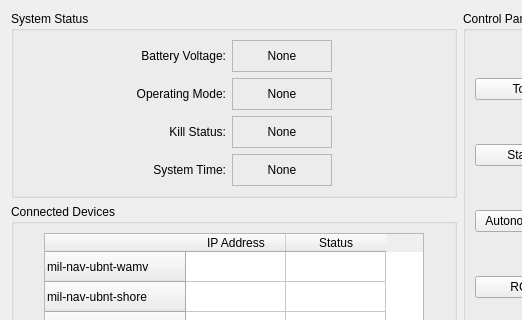
Old version of the form utils/navigator_gui/resource/dashboard.ui in the repository uf-mil/mil; both pictures show x 0 to 522 and y 0 to 320 of the 628 by 427 pixel window.
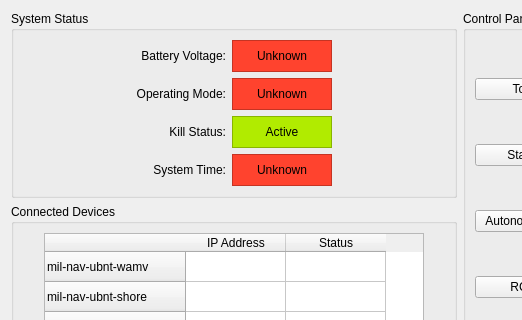
New version of the form.

Commit message: GUI: Made battery alarm triggers rosparams and added voltage and kill status

What changed in the file:
```diff
--- a/utils/navigator_gui/resource/dashboard.ui
+++ b/utils/navigator_gui/resource/dashboard.ui
@@ -10,10 +10,16 @@
     <height>427</height>
    </rect>
   </property>
+  <property name="minimumSize">
+   <size>
+    <width>0</width>
+    <height>0</height>
+   </size>
+  </property>
   <property name="maximumSize">
    <size>
     <width>628</width>
-    <height>428</height>
+    <height>16777215</height>
    </size>
   </property>
   <property name="windowTitle">
@@ -77,6 +83,9 @@
               <height>32</height>
              </size>
             </property>
+            <property name="styleSheet">
+             <string notr="true">QWidget {background-color:#FF432E;}</string>
+            </property>
             <property name="frameShape">
              <enum>QFrame::StyledPanel</enum>
             </property>
@@ -87,7 +96,7 @@
              <item row="0" column="0">
               <widget class="QLabel" name="operating_mode_status">
                <property name="text">
-                <string>None</string>
+                <string>Unknown</string>
                </property>
                <property name="alignment">
                 <set>Qt::AlignCenter</set>
@@ -121,6 +130,9 @@
               <height>32</height>
              </size>
             </property>
+            <property name="styleSheet">
+             <string notr="true">QWidget {background-color:#B1EB00;}</string>
+            </property>
             <property name="frameShape">
              <enum>QFrame::StyledPanel</enum>
             </property>
@@ -131,7 +143,7 @@
              <item row="0" column="0">
               <widget class="QLabel" name="kill_status_status">
                <property name="text">
-                <string>None</string>
+                <string>Active</string>
                </property>
                <property name="alignment">
                 <set>Qt::AlignCenter</set>
@@ -166,7 +178,7 @@
              </size>
             </property>
             <property name="styleSheet">
-             <string notr="true"/>
+             <string notr="true">QWidget {background-color:#FF432E;}</string>
             </property>
             <property name="frameShape">
              <enum>QFrame::StyledPanel</enum>
@@ -178,7 +190,7 @@
              <item row="0" column="0">
               <widget class="QLabel" name="battery_voltage_status">
                <property name="text">
-                <string>None</string>
+                <string>Unknown</string>
                </property>
                <property name="alignment">
                 <set>Qt::AlignCenter</set>
@@ -202,6 +214,9 @@
               <height>32</height>
              </size>
             </property>
+            <property name="styleSheet">
+             <string notr="true">QWidget {background-color:#FF432E;}</string>
+            </property>
             <property name="frameShape">
              <enum>QFrame::StyledPanel</enum>
             </property>
@@ -212,7 +227,7 @@
              <item row="0" column="0">
               <widget class="QLabel" name="system_time_status">
                <property name="text">
-                <string>None</string>
+                <string>Unknown</string>
                </property>
                <property name="alignment">
                 <set>Qt::AlignCenter</set>
```
The commit also changes 3 other files.
